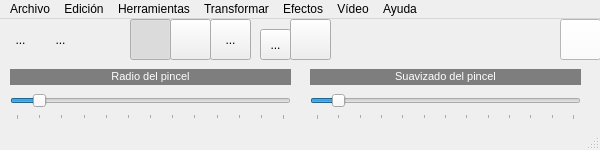
This is mainwindow.ui in Scandel6/fotopaint as Qt 5 draws it before an edit. The edited form follows.
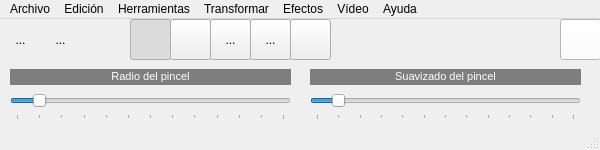
This is the edited form. Icons and pictures are not drawn.

Diff of the .ui file:
```diff
--- a/mainwindow.ui
+++ b/mainwindow.ui
@@ -342,10 +342,10 @@
    <widget class="QToolButton" name="toolButton_8">
     <property name="geometry">
      <rect>
-      <x>260</x>
-      <y>10</y>
-      <width>31</width>
-      <height>31</height>
+      <x>250</x>
+      <y>0</y>
+      <width>41</width>
+      <height>41</height>
      </rect>
     </property>
     <property name="text">
```
Left out of the diff: 4 changed lines with no effect on the pictures.
